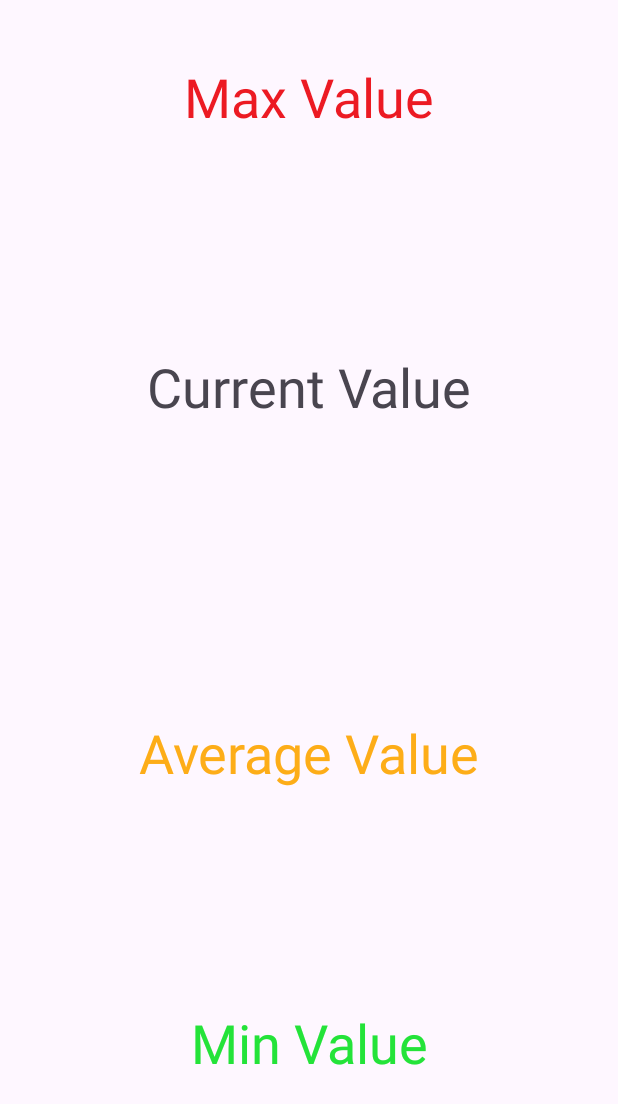
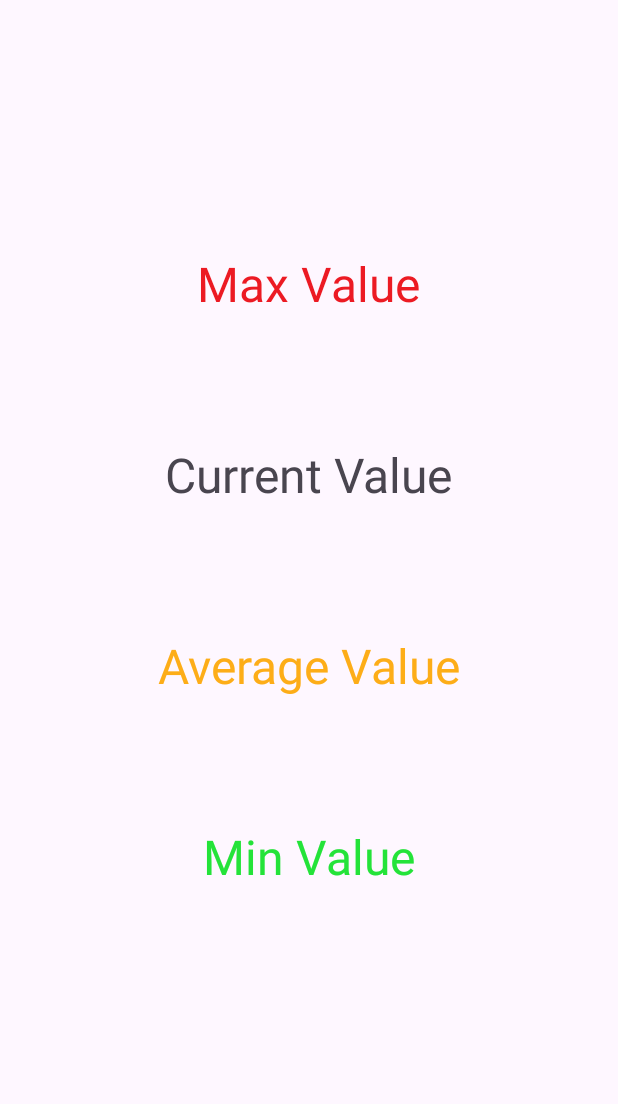
Before and after one commit to Krisl86/VAMZ-SoundMeter, an Android app: the layout fragment_info.xml on its own in the app's theme, with its tools: preview values and no code run, on a phone screen of 412 x 824 dp. Shown: the top 1104 px of the screen. Run offline under Robolectric (Android 15) with nearby library versions, the phone set to English and light mode, and no system bars.

Commit message:
fixed info fragment layout

```diff
--- a/app/src/main/res/layout/fragment_info.xml
+++ b/app/src/main/res/layout/fragment_info.xml
@@ -1,6 +1,5 @@
 <?xml version="1.0" encoding="utf-8"?>
-<layout xmlns:android="http://schemas.android.com/apk/res/android"
-    xmlns:app="http://schemas.android.com/apk/res-auto">
+<layout xmlns:android="http://schemas.android.com/apk/res/android">
 
     <data>
         <variable
@@ -8,97 +7,74 @@
             type="com.example.soundmeter.viewmodels.InfoViewModel" />
     </data>
 
-    <androidx.constraintlayout.widget.ConstraintLayout
+    <LinearLayout
+        android:orientation="vertical"
         android:layout_width="match_parent"
-        android:layout_height="match_parent">
+        android:layout_height="match_parent"
+        android:gravity="center">
 
         <TextView
             android:id="@+id/maxValueLabelTextView"
             android:layout_width="wrap_content"
             android:layout_height="wrap_content"
-            app:layout_constraintStart_toStartOf="parent"
-            app:layout_constraintEnd_toEndOf="parent"
-            app:layout_constraintTop_toTopOf="parent"
-            android:layout_marginTop="40dp"
+            android:layout_marginTop="30dp"
             android:text="@string/max_value"
-            android:textSize="36sp"
+            android:textSize="32sp"
             android:textColor="@color/red"/>
 
         <TextView
             android:id="@+id/maxValueTextView"
             android:layout_width="wrap_content"
             android:layout_height="wrap_content"
-            app:layout_constraintStart_toStartOf="parent"
-            app:layout_constraintEnd_toEndOf="parent"
-            app:layout_constraintTop_toBottomOf="@id/maxValueLabelTextView"
             android:text="@{vm.maxValue.toString()}"
-            android:textSize="48sp"/>
+            android:textSize="40sp"/>
 
         <TextView
             android:id="@+id/currentValueLabelTextView"
             android:layout_width="wrap_content"
             android:layout_height="wrap_content"
-            app:layout_constraintStart_toStartOf="parent"
-            app:layout_constraintEnd_toEndOf="parent"
-            app:layout_constraintTop_toBottomOf="@id/maxValueTextView"
-            android:layout_marginTop="80dp"
+            android:layout_marginTop="30dp"
             android:text="@string/current_value"
-            android:textSize="36sp"/>
+            android:textSize="32sp"/>
 
         <TextView
             android:id="@+id/currentValueTextView"
             android:layout_width="wrap_content"
             android:layout_height="wrap_content"
-            app:layout_constraintStart_toStartOf="parent"
-            app:layout_constraintEnd_toEndOf="parent"
-            app:layout_constraintTop_toBottomOf="@id/currentValueLabelTextView"
-            android:layout_marginBottom="40dp"
             android:text="@{vm.currentValue.toString()}"
-            android:textSize="48sp"/>
+            android:textSize="40sp"/>
 
         <TextView
             android:id="@+id/avgValueLabelTextView"
             android:layout_width="wrap_content"
             android:layout_height="wrap_content"
-            app:layout_constraintStart_toStartOf="parent"
-            app:layout_constraintEnd_toEndOf="parent"
-            app:layout_constraintBottom_toTopOf="@id/avgValueTextView"
             android:text="@string/average_value"
-            android:textSize="36sp"
+            android:layout_marginTop="30dp"
+            android:textSize="32sp"
             android:textColor="@color/orange" />
 
         <TextView
             android:id="@+id/avgValueTextView"
             android:layout_width="wrap_content"
             android:layout_height="wrap_content"
-            app:layout_constraintStart_toStartOf="parent"
-            app:layout_constraintEnd_toEndOf="parent"
-            app:layout_constraintBottom_toTopOf="@id/minValueLabelTextView"
-            android:layout_marginBottom="80dp"
             android:text="@{vm.averageValue.toString()}"
-            android:textSize="48sp"/>
+            android:textSize="40sp"/>
 
         <TextView
             android:id="@+id/minValueLabelTextView"
             android:layout_width="wrap_content"
             android:layout_height="wrap_content"
-            app:layout_constraintStart_toStartOf="parent"
-            app:layout_constraintEnd_toEndOf="parent"
-            app:layout_constraintBottom_toTopOf="@id/minValueTextView"
-            android:layout_marginTop="80dp"
             android:text="@string/min_value"
-            android:textSize="36sp"
+            android:textSize="32sp"
+            android:layout_marginTop="30dp"
             android:textColor="@color/green"/>
 
         <TextView
             android:id="@+id/minValueTextView"
             android:layout_width="wrap_content"
             android:layout_height="wrap_content"
-            app:layout_constraintStart_toStartOf="parent"
-            app:layout_constraintEnd_toEndOf="parent"
-            app:layout_constraintBottom_toBottomOf="parent"
             android:layout_marginBottom="40dp"
             android:text="@{vm.minValue.toString()}"
-            android:textSize="48sp"/>
-    </androidx.constraintlayout.widget.ConstraintLayout>
+            android:textSize="40sp"/>
+    </LinearLayout>
 </layout>
```
